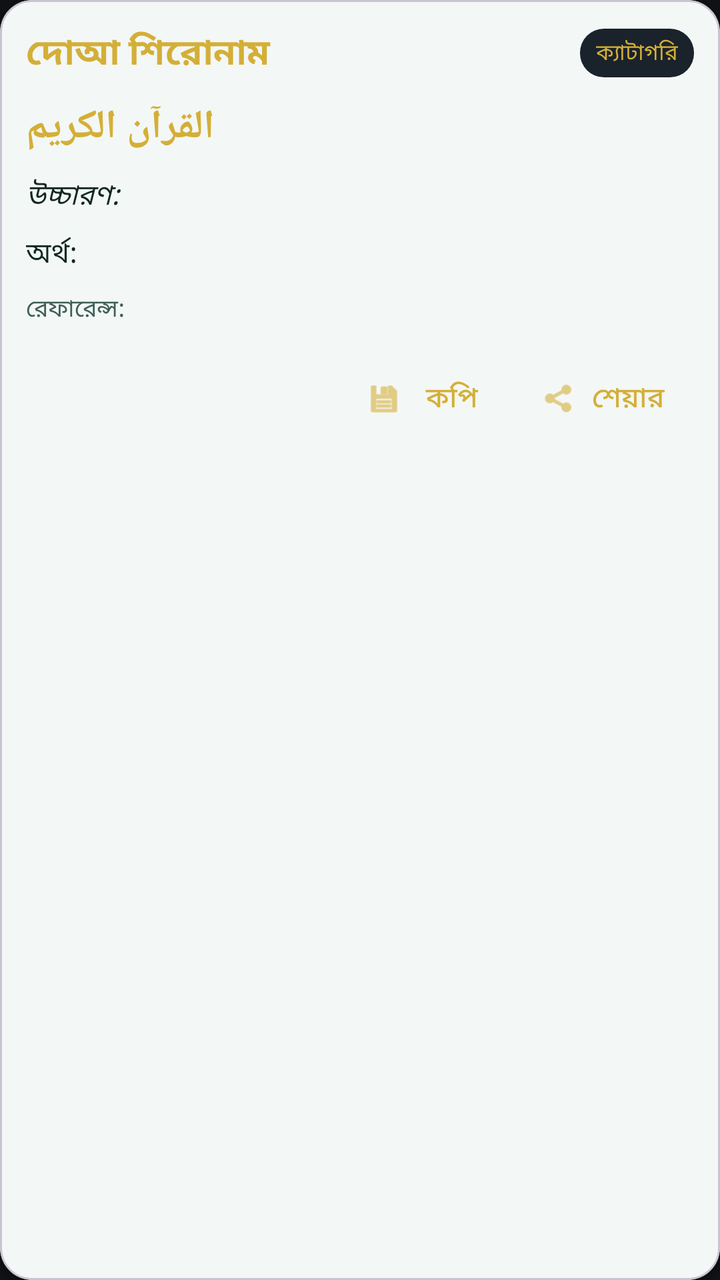
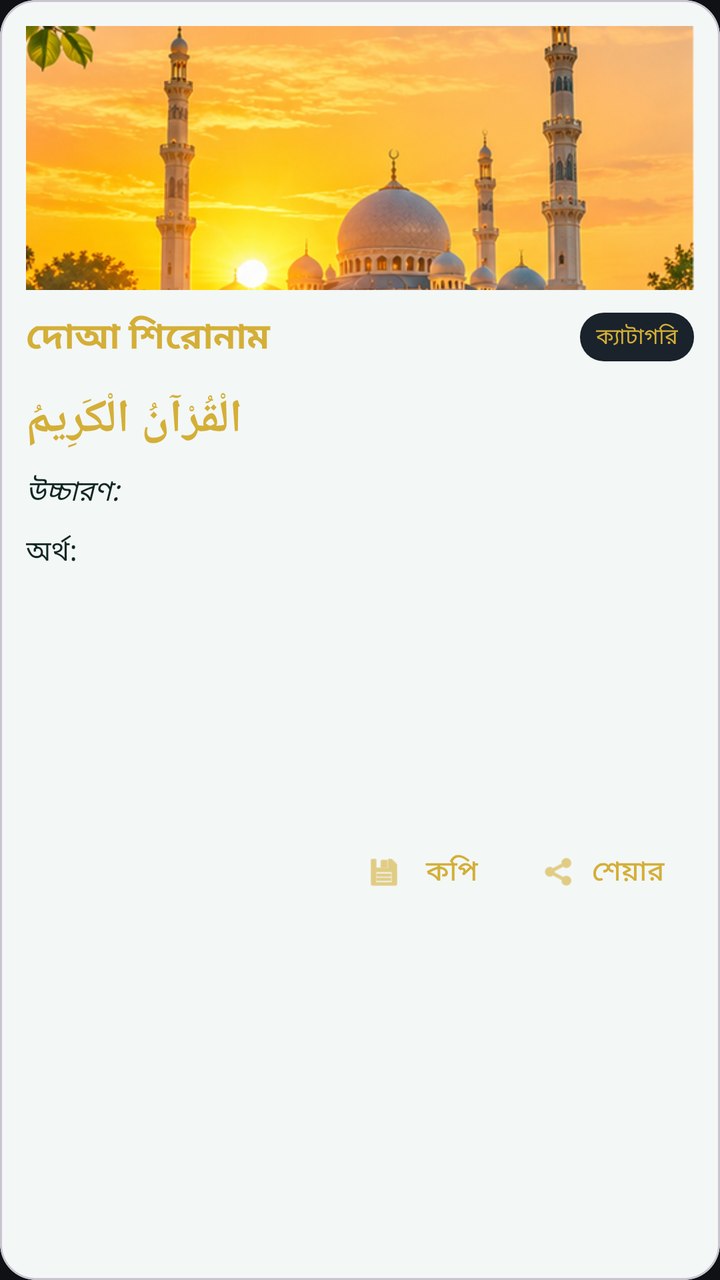

Screens rendered from an Android XML layout before and after an edit, with the pre-edit source and the edit as a unified diff.
<!-- AndroidManifest.xml: application theme Theme.IslamicAlarm -->
<!-- res/layout/item_dua.xml -->
<?xml version="1.0" encoding="utf-8"?>
<com.google.android.material.card.MaterialCardView xmlns:android="http://schemas.android.com/apk/res/android"
    xmlns:app="http://schemas.android.com/apk/res-auto"
    android:layout_width="match_parent"
    android:layout_height="wrap_content"
    android:layout_marginHorizontal="14dp"
    android:layout_marginVertical="6dp"
    app:cardBackgroundColor="@color/waqt_card_bg"
    app:cardCornerRadius="16dp"
    app:cardElevation="2dp">

    <LinearLayout
        android:layout_width="match_parent"
        android:layout_height="wrap_content"
        android:orientation="vertical"
        android:padding="13dp">

        
        <LinearLayout
            android:layout_width="match_parent"
            android:layout_height="wrap_content"
            android:gravity="center_vertical"
            android:orientation="horizontal">

            <TextView
                android:id="@+id/tvDuaTitle"
                android:layout_width="0dp"
                android:layout_height="wrap_content"
                android:layout_weight="1"
                android:text="দোআ শিরোনাম"
                android:textColor="@color/secondary"
                android:textSize="18sp"
                android:textStyle="bold" />

            <TextView
                android:id="@+id/tvDuaCategoryTag"
                android:layout_width="wrap_content"
                android:layout_height="wrap_content"
                android:background="@drawable/bg_label_chip"
                android:paddingHorizontal="8dp"
                android:paddingVertical="4dp"
                android:text="ক্যাটাগরি"
                android:textColor="@color/secondary"
                android:textSize="11sp" />

        </LinearLayout>

        
        <TextView
            android:id="@+id/tvDuaArabic"
            android:layout_width="match_parent"
            android:layout_height="wrap_content"
            android:layout_marginTop="10dp"
            android:gravity="end"
            android:lineSpacingExtra="4dp"
            android:text="القرآن الكريم"
            android:textColor="@color/secondary"
            android:textSize="20sp"
            android:textStyle="bold" />

        
        <TextView
            android:id="@+id/tvDuaTransliteration"
            android:layout_width="match_parent"
            android:layout_height="wrap_content"
            android:layout_marginTop="10dp"
            android:text="উচ্চারণ:"
            android:textColor="@color/waqt_text_dark"
            android:textSize="14sp"
            android:textStyle="italic" />

        
        <TextView
            android:id="@+id/tvDuaTranslation"
            android:layout_width="match_parent"
            android:layout_height="wrap_content"
            android:layout_marginTop="8dp"
            android:text="অর্থ:"
            android:textColor="@color/waqt_text_dark"
            android:textSize="14sp" />

        
        <TextView
            android:id="@+id/tvDuaReference"
            android:layout_width="match_parent"
            android:layout_height="wrap_content"
            android:layout_marginTop="8dp"
            android:text="রেফারেন্স:"
            android:textColor="@color/waqt_text_dark_secondary"
            android:textSize="12sp" />

        
        <LinearLayout
            android:layout_width="match_parent"
            android:layout_height="wrap_content"
            android:layout_marginTop="12dp"
            android:gravity="end"
            android:orientation="horizontal">

            <com.google.android.material.button.MaterialButton
                android:id="@+id/btnCopyDua"
                style="@style/Widget.Material3.Button.TextButton"
                android:layout_width="wrap_content"
                android:layout_height="wrap_content"
                android:text="কপি"
                android:textColor="@color/secondary"
                app:icon="@android:drawable/ic_menu_save"
                app:iconTint="@color/secondary" />

            <com.google.android.material.button.MaterialButton
                android:id="@+id/btnShareDua"
                style="@style/Widget.Material3.Button.TextButton"
                android:layout_width="wrap_content"
                android:layout_height="wrap_content"
                android:text="শেয়ার"
                android:textColor="@color/secondary"
                app:icon="@android:drawable/ic_menu_share"
                app:iconTint="@color/secondary" />

        </LinearLayout>

    </LinearLayout>

</com.google.android.material.card.MaterialCardView>
<!-- resources referenced by this layout -->
<resources>
  <color name="secondary">#D4AF37</color>
  <color name="waqt_card_bg">#F3F7F6</color>
  <color name="waqt_text_dark">#122722</color>
  <color name="waqt_text_dark_secondary">#3E5E56</color>
  <!-- drawable bg_label_chip (drawable) -->
  <?xml version="1.0" encoding="utf-8"?>
  <shape xmlns:android="http://schemas.android.com/apk/res/android"
      android:shape="rectangle">
      <solid android:color="@color/light_emerald" />
      <corners android:radius="12dp" />
  </shape>
  <style name="Theme.IslamicAlarm" parent="Theme.Material3.DayNight.NoActionBar">
          <item name="colorPrimary">@color/primary</item>
          <item name="colorPrimaryDark">@color/primary_variant</item>
          <item name="colorSecondary">@color/secondary</item>
          <item name="android:statusBarColor">@color/primary_variant</item>
          <item name="android:windowBackground">@color/background</item>
      </style>
  <color name="light_emerald">#1A222B</color>
  <color name="primary">#0F1115</color>
  <color name="primary_variant">#0A0B0E</color>
  <color name="background">#0F1115</color>
</resources>

<!-- the commit's change to res/layout/item_dua.xml (unified diff, before → after) -->
@@ -4,10 +4,10 @@
     android:layout_width="match_parent"
     android:layout_height="wrap_content"
     android:layout_marginHorizontal="14dp"
-    android:layout_marginVertical="6dp"
+    android:layout_marginVertical="7dp"
     app:cardBackgroundColor="@color/waqt_card_bg"
-    app:cardCornerRadius="16dp"
-    app:cardElevation="2dp">
+    app:cardCornerRadius="18dp"
+    app:cardElevation="3dp">
 
     <LinearLayout
         android:layout_width="match_parent"
@@ -15,10 +15,18 @@
         android:orientation="vertical"
         android:padding="13dp">
 
-        
+        <ImageView
+            android:id="@+id/ivDuaIllustration"
+            android:layout_width="match_parent"
+            android:layout_height="132dp"
+            android:contentDescription="ইসলামিক বিষয়ভিত্তিক ছবি"
+            android:scaleType="centerCrop"
+            android:src="@drawable/dua_cat_mosque" />
+
         <LinearLayout
             android:layout_width="match_parent"
             android:layout_height="wrap_content"
+            android:layout_marginTop="10dp"
             android:gravity="center_vertical"
             android:orientation="horizontal">
 
@@ -42,23 +50,20 @@
                 android:text="ক্যাটাগরি"
                 android:textColor="@color/secondary"
                 android:textSize="11sp" />
-
         </LinearLayout>
 
-        
         <TextView
             android:id="@+id/tvDuaArabic"
             android:layout_width="match_parent"
             android:layout_height="wrap_content"
-            android:layout_marginTop="10dp"
+            android:layout_marginTop="12dp"
             android:gravity="end"
-            android:lineSpacingExtra="4dp"
-            android:text="القرآن الكريم"
+            android:lineSpacingExtra="5dp"
+            android:text="الْقُرْآنُ الْكَرِيمُ"
             android:textColor="@color/secondary"
-            android:textSize="20sp"
+            android:textSize="23sp"
             android:textStyle="bold" />
 
-        
         <TextView
             android:id="@+id/tvDuaTransliteration"
             android:layout_width="match_parent"
@@ -69,31 +74,61 @@
             android:textSize="14sp"
             android:textStyle="italic" />
 
-        
         <TextView
             android:id="@+id/tvDuaTranslation"
             android:layout_width="match_parent"
             android:layout_height="wrap_content"
-            android:layout_marginTop="8dp"
+            android:layout_marginTop="9dp"
+            android:lineSpacingExtra="3dp"
             android:text="অর্থ:"
             android:textColor="@color/waqt_text_dark"
             android:textSize="14sp" />
 
-        
+        <TextView
+            android:id="@+id/tvDuaWhen"
+            android:layout_width="match_parent"
+            android:layout_height="wrap_content"
+            android:layout_marginTop="8dp"
+            android:textColor="@color/waqt_text_dark"
+            android:textSize="13sp" />
+
+        <TextView
+            android:id="@+id/tvDuaCount"
+            android:layout_width="match_parent"
+            android:layout_height="wrap_content"
+            android:layout_marginTop="5dp"
+            android:textColor="@color/waqt_text_dark"
+            android:textSize="13sp" />
+
+        <TextView
+            android:id="@+id/tvDuaVirtue"
+            android:layout_width="match_parent"
+            android:layout_height="wrap_content"
+            android:layout_marginTop="5dp"
+            android:lineSpacingExtra="2dp"
+            android:textColor="@color/waqt_text_dark"
+            android:textSize="13sp" />
+
+        <TextView
+            android:id="@+id/tvDuaGrade"
+            android:layout_width="match_parent"
+            android:layout_height="wrap_content"
+            android:layout_marginTop="5dp"
+            android:textColor="@color/waqt_text_dark_secondary"
+            android:textSize="12sp" />
+
         <TextView
             android:id="@+id/tvDuaReference"
             android:layout_width="match_parent"
             android:layout_height="wrap_content"
-            android:layout_marginTop="8dp"
-            android:text="রেফারেন্স:"
+            android:layout_marginTop="7dp"
             android:textColor="@color/waqt_text_dark_secondary"
             android:textSize="12sp" />
 
-        
         <LinearLayout
             android:layout_width="match_parent"
             android:layout_height="wrap_content"
-            android:layout_marginTop="12dp"
+            android:layout_marginTop="10dp"
             android:gravity="end"
             android:orientation="horizontal">
 
@@ -116,9 +151,6 @@
                 android:textColor="@color/secondary"
                 app:icon="@android:drawable/ic_menu_share"
                 app:iconTint="@color/secondary" />
-
         </LinearLayout>
-
     </LinearLayout>
-
 </com.google.android.material.card.MaterialCardView>
<!-- resource entries referenced after the edit -->
@@ -11,6 +11,7 @@
       <solid android:color="@color/light_emerald" />
       <corners android:radius="12dp" />
   </shape>
+  <!-- drawable dua_cat_mosque: png bitmap (drawable-nodpi, 410204 bytes) -->
   <style name="Theme.IslamicAlarm" parent="Theme.Material3.DayNight.NoActionBar">
           <item name="colorPrimary">@color/primary</item>
           <item name="colorPrimaryDark">@color/primary_variant</item>
